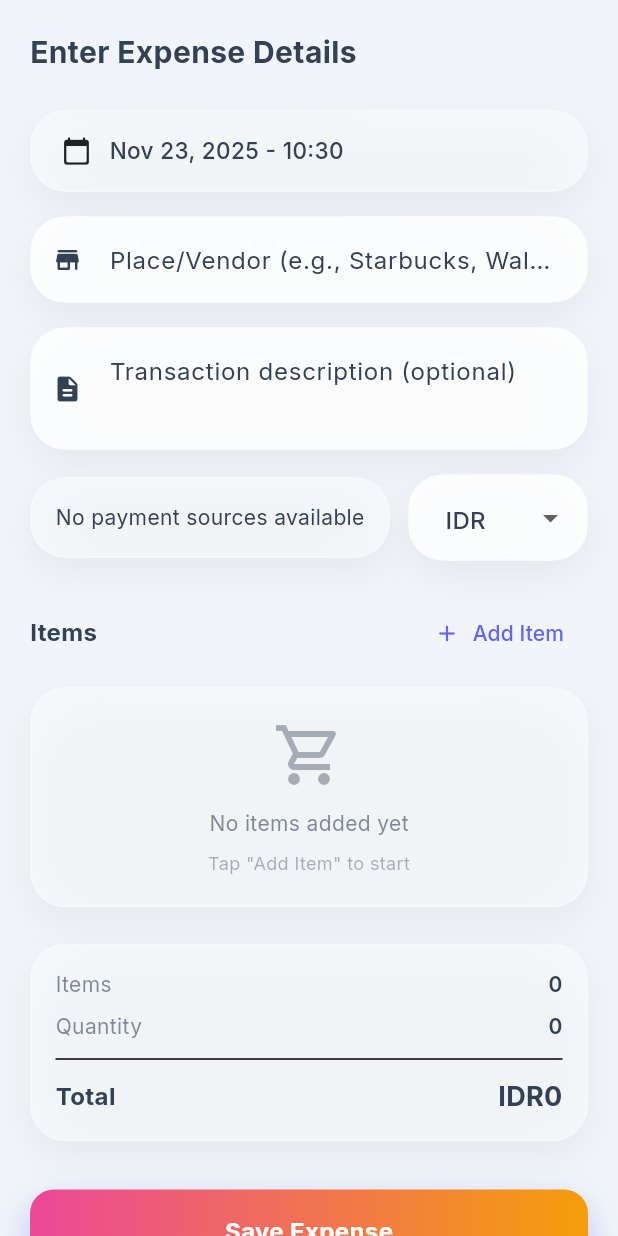
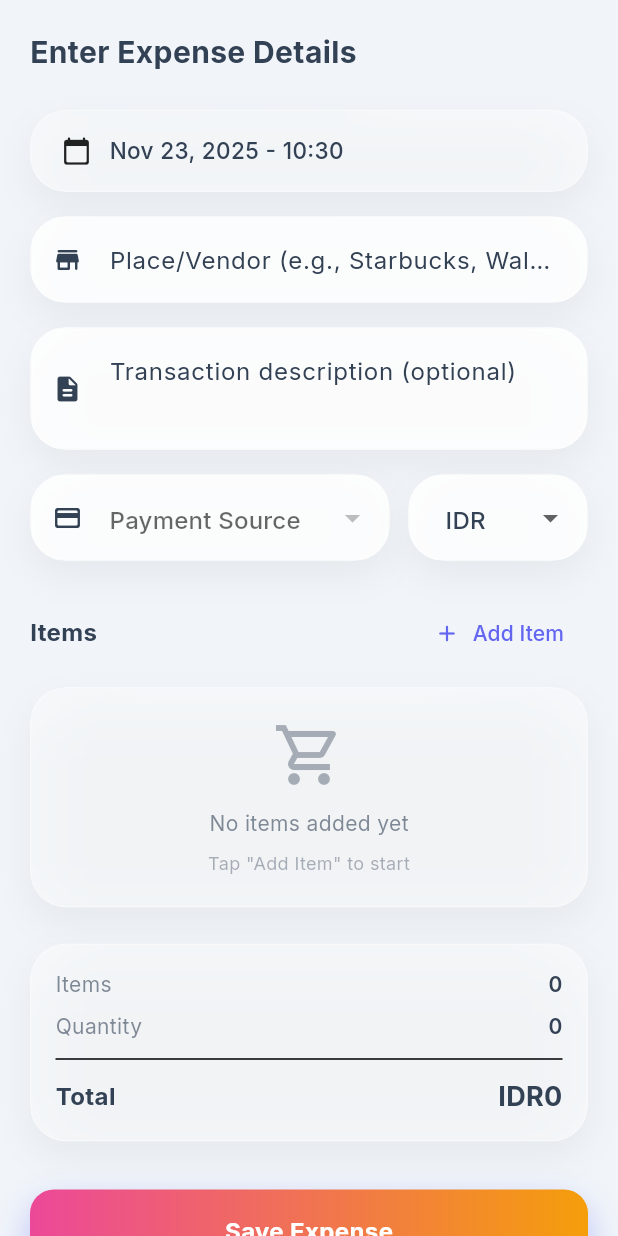
Before and after one commit to abiyyubarraq/whisp-finance-tracker, a Flutter app: the ManualInputTab widget shown alone on an empty page, opened directly, on a phone screen of 412 x 824 dp. Run offline on Flutter 3.47's test engine with Material 3 defaults, Android fonts, the phone set to English and light mode, and no system bars; our stand-ins replace cloud_firestore, firebase_auth, firebase_core, firebase_storage, flutter_local_notifications, flutter_riverpod and 6 more; missing offline and left inert: excel, record; accounts and stored records are empty; generated files the repository leaves out were written again.

Commit message:
Enhance manual input tab functionality by integrating dynamic payment source and spent type management. Implemented default selection logic for payment sources and spent types, improved loading and error handling, and added input validation for expense item forms. Refactored dropdown components to utilize provided data sources.

```diff
--- /dev/null
+++ b/lib/providers/user_data_provider.dart
@@ -0,0 +1,49 @@
+import 'package:flutter_riverpod/flutter_riverpod.dart';
+import 'package:cloud_firestore/cloud_firestore.dart';
+import '../models/spent_type.dart';
+import '../models/payment_source.dart';
+import 'auth_provider.dart';
+
+// Provider for active spent types (categories)
+final activeSpentTypesProvider = StreamProvider<List<SpentType>>((ref) {
+  final user = ref.watch(authStateProvider).value;
+
+  if (user == null) {
+    return Stream.value([]);
+  }
+
+  return FirebaseFirestore.instance
+      .collection('users')
+      .doc(user.uid)
+      .collection('spentTypes')
+      .where('isActive', isEqualTo: true)
+      .orderBy('order')
+      .snapshots()
+      .map((snapshot) {
+        return snapshot.docs
+            .map((doc) => SpentType.fromFirestore(doc))
+            .toList();
+      });
+});
+
+// Provider for active payment sources
+final activePaymentSourcesProvider = StreamProvider<List<PaymentSource>>((ref) {
+  final user = ref.watch(authStateProvider).value;
+
+  if (user == null) {
+    return Stream.value([]);
+  }
+
+  return FirebaseFirestore.instance
+      .collection('users')
+      .doc(user.uid)
+      .collection('paymentSources')
+      .where('isActive', isEqualTo: true)
+      .orderBy('order')
+      .snapshots()
+      .map((snapshot) {
+        return snapshot.docs
+            .map((doc) => PaymentSource.fromFirestore(doc))
+            .toList();
+      });
+});
--- a/lib/screens/input_tabs/manual_input_tab.dart
+++ b/lib/screens/input_tabs/manual_input_tab.dart
@@ -13,6 +13,7 @@ import '../../widgets/manual_input/expense_item_card.dart';
 import '../../widgets/manual_input/payment_source_dropdown.dart';
 import '../../widgets/manual_input/date_time_picker_field.dart';
 import '../../services/budget_service.dart';
+import '../../providers/user_data_provider.dart';
 
 class ManualInputTab extends ConsumerStatefulWidget {
   const ManualInputTab({super.key});
@@ -31,6 +32,7 @@ class _ManualInputTabState extends ConsumerState<ManualInputTab> {
   String? _selectedPaymentSource;
   final List<ExpenseItem> _items = [];
   bool _isLoading = false;
+  bool _hasSetDefaultPaymentSource = false;
 
   @override
   void dispose() {
@@ -96,6 +98,36 @@ class _ManualInputTabState extends ConsumerState<ManualInputTab> {
   }
 
   Widget _buildBasicInfo() {
+    final paymentSourcesAsync = ref.watch(activePaymentSourcesProvider);
+
+    paymentSourcesAsync.whenData((sources) {
+      if (!_hasSetDefaultPaymentSource &&
+          _selectedPaymentSource == null &&
+          sources.isNotEmpty &&
+          mounted) {
+        setState(() {
+          _hasSetDefaultPaymentSource = true;
+          _selectedPaymentSource = sources.first.name;
+        });
+      }
+    });
+
+    ref.listen(activePaymentSourcesProvider, (previous, next) {
+      next.whenData((sources) {
+        if (!_hasSetDefaultPaymentSource &&
+            _selectedPaymentSource == null &&
+            sources.isNotEmpty &&
+            mounted) {
+          setState(() {
+            _hasSetDefaultPaymentSource = true;
+            _selectedPaymentSource = sources.first.name;
+          });
+        }
+      });
+    });
+
+    return paymentSourcesAsync.when(
+      data: (sources) {
         return Column(
           crossAxisAlignment: CrossAxisAlignment.start,
           children: [
@@ -151,6 +183,7 @@ class _ManualInputTabState extends ConsumerState<ManualInputTab> {
                   flex: 2,
                   child: PaymentSourceDropdown(
                     selectedPaymentSource: _selectedPaymentSource,
+                    sources: sources,
                     onChanged: (value) {
                       setState(() => _selectedPaymentSource = value);
                     },
@@ -171,7 +204,9 @@ class _ManualInputTabState extends ConsumerState<ManualInputTab> {
                           vertical: 16,
                         ),
                       ),
-                  items: ['IDR', 'USD', 'EUR', 'GBP', 'JPY'].map((currency) {
+                      items: ['IDR', 'USD', 'EUR', 'GBP', 'JPY'].map((
+                        currency,
+                      ) {
                         return DropdownMenuItem(
                           value: currency,
                           child: Text(currency),
@@ -186,6 +221,31 @@ class _ManualInputTabState extends ConsumerState<ManualInputTab> {
               ],
             ),
           ],
+        );
+      },
+      loading: () => GlassContainer(
+        padding: EdgeInsets.all(16),
+        child: Center(
+          child: SizedBox(
+            width: 20,
+            height: 20,
+            child: CircularProgressIndicator(strokeWidth: 2),
+          ),
+        ),
+      ),
+      error: (error, stack) => GlassContainer(
+        padding: EdgeInsets.all(16),
+        child: Row(
+          children: [
+            Icon(Icons.error_outline, color: Colors.red, size: 20),
+            SizedBox(width: 8),
+            Text(
+              'Failed to load payment sources',
+              style: TextStyle(fontSize: 12, color: Colors.red),
+            ),
+          ],
+        ),
+      ),
     );
   }
 
@@ -402,6 +462,18 @@ class _ManualInputTabState extends ConsumerState<ManualInputTab> {
     );
   }
 
+  void _resetForm() {
+    setState(() {
+      _spentPlaceController.clear();
+      _descController.clear();
+      _spentAt = DateTime.now();
+      _currency = 'IDR';
+      _selectedPaymentSource = null;
+      _items.clear();
+      _hasSetDefaultPaymentSource = false;
+    });
+  }
+
   void _deleteItem(int index) {
     showDialog(
       context: context,
@@ -484,6 +556,7 @@ class _ManualInputTabState extends ConsumerState<ManualInputTab> {
       await budgetService.checkBudgetAlerts(user.uid);
 
       if (mounted) {
+        _resetForm();
         Navigator.pop(context);
         ScaffoldMessenger.of(context).showSnackBar(
           SnackBar(
--- a/lib/widgets/manual_input/payment_source_dropdown.dart
+++ b/lib/widgets/manual_input/payment_source_dropdown.dart
@@ -1,91 +1,37 @@
 // lib/widgets/manual_input/payment_source_dropdown.dart
 import 'package:flutter/material.dart';
 import 'package:flutter_riverpod/flutter_riverpod.dart';
-import 'package:cloud_firestore/cloud_firestore.dart';
-import '../../providers/auth_provider.dart';
 import '../../widgets/glass_container.dart';
+import '../../models/payment_source.dart';
 
 class PaymentSourceDropdown extends ConsumerWidget {
   final String? selectedPaymentSource;
+  final List<PaymentSource> sources;
   final Function(String?) onChanged;
 
   const PaymentSourceDropdown({
     super.key,
     required this.selectedPaymentSource,
     required this.onChanged,
+    required this.sources,
   });
 
   @override
   Widget build(BuildContext context, WidgetRef ref) {
-    final user = ref.watch(authStateProvider).value;
-
-    return StreamBuilder<QuerySnapshot>(
-      stream: FirebaseFirestore.instance
-          .collection('users')
-          .doc(user?.uid)
-          .collection('paymentSources')
-          .where('isActive', isEqualTo: true)
-          .orderBy('order')
-          .snapshots(),
-      builder: (context, snapshot) {
-        if (snapshot.connectionState == ConnectionState.waiting) {
-          return GlassContainer(
-            padding: EdgeInsets.all(16),
-            child: Center(
-              child: SizedBox(
-                width: 20,
-                height: 20,
-                child: CircularProgressIndicator(strokeWidth: 2),
-              ),
-            ),
-          );
-        }
-
-        if (snapshot.hasError || !snapshot.hasData) {
-          return GlassContainer(
-            padding: EdgeInsets.all(16),
-            child: Row(
-              children: [
-                Icon(Icons.error_outline, color: Colors.red, size: 20),
-                SizedBox(width: 8),
-                Text(
-                  'Failed to load payment sources',
-                  style: TextStyle(fontSize: 12, color: Colors.red),
-                ),
-              ],
-            ),
-          );
-        }
-
-        final sources = snapshot.data!.docs;
-
-        if (sources.isEmpty) {
-          return GlassContainer(
-            padding: EdgeInsets.all(16),
-            child: Text(
-              'No payment sources available',
-              style: TextStyle(fontSize: 14),
-            ),
-          );
-        }
-
     return GlassContainer(
       padding: EdgeInsets.zero,
       child: DropdownButtonFormField<String>(
-            initialValue: selectedPaymentSource ?? sources.first['name'],
+        initialValue: selectedPaymentSource,
         decoration: InputDecoration(
           hintText: 'Payment Source',
           prefixIcon: Icon(Icons.payment_rounded, size: 20),
           border: InputBorder.none,
-              contentPadding: EdgeInsets.symmetric(
-                horizontal: 20,
-                vertical: 16,
+          contentPadding: EdgeInsets.symmetric(horizontal: 20, vertical: 16),
         ),
-            ),
-            items: sources.map((doc) {
+        items: sources.map((source) {
           return DropdownMenuItem<String>(
-                value: doc['name'] as String,
-                child: Text(doc['name'] as String),
+            value: source.name,
+            child: Text(source.name),
           );
         }).toList(),
         onChanged: onChanged,
@@ -97,7 +43,5 @@ class PaymentSourceDropdown extends ConsumerWidget {
         },
       ),
     );
-      },
-    );
   }
 }
```
Also changed, not shown: lib/utils/input_helper.dart (added, +28 -0 lines), lib/widgets/manual_input/expense_item_form.dart (+66 -31 lines). Lines whose indentation alone changed are shown as unchanged.
